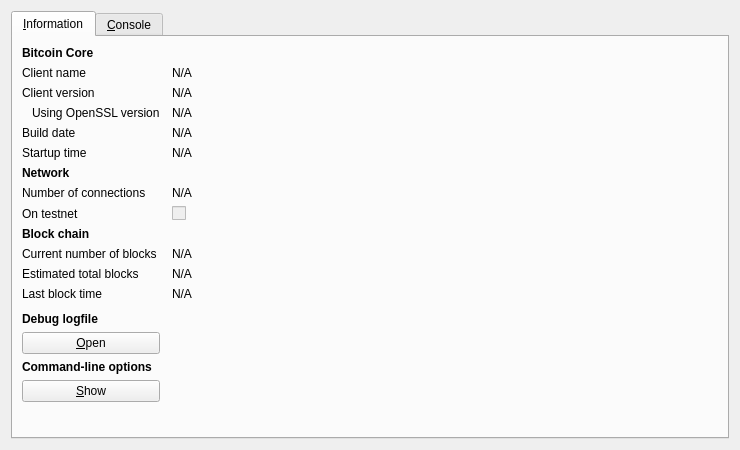
Qt form src/qt/forms/rpcconsole.ui (PalinuroSec/FrozenBoxCoin) before a commit.
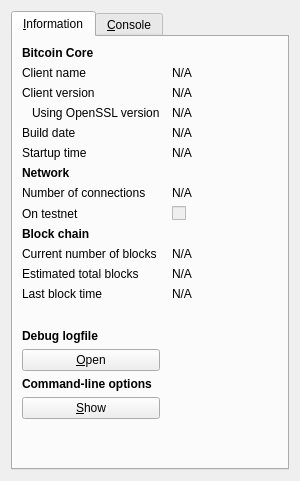
The same form after that commit. Icons and pictures are not drawn.

Patch:
```diff
--- a/src/qt/forms/rpcconsole.ui
+++ b/src/qt/forms/rpcconsole.ui
@@ -2,7 +2,7 @@
 <ui version="4.0">
  <class>RPCConsole</class>
  <widget class="QDialog" name="RPCConsole">
-  <property name="geometry">
+  <property name="FBCmetry">
    <rect>
     <x>0</x>
     <y>0</y>
```
